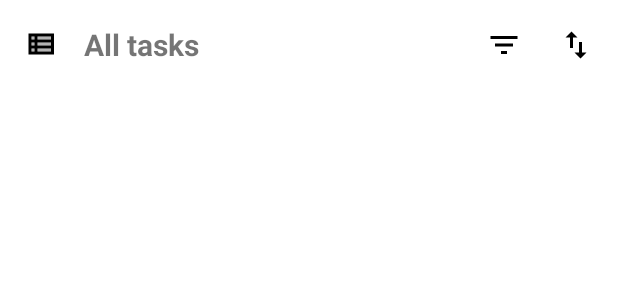
After one commit to paulsoja/135todo, an Android app: the layout toolbar_backlog.xml on its own in the app's theme, with its tools: preview values and no code run, on a phone screen of 412 x 824 dp. The commit adds this screen. Shown: the top 300 px of the screen. Run offline under Robolectric (Android 15) with nearby library versions, the phone set to English and light mode, and no system bars.

Commit message:
backlog in progress...

```diff
--- a/app/src/main/java/com/paulsoia/todo135/business/model/task/Task.kt
+++ b/app/src/main/java/com/paulsoia/todo135/business/model/task/Task.kt
@@ -6,5 +6,6 @@ data class Task(
     val message: String,
     val tag: String,
     val category: String,
-    val level: String
+    val level: String,
+    var isComplete: Boolean = false
 )
--- a/app/src/main/java/com/paulsoia/todo135/business/repository/TaskRepository.kt
+++ b/app/src/main/java/com/paulsoia/todo135/business/repository/TaskRepository.kt
@@ -10,6 +10,8 @@ interface TaskRepository {
 
     suspend fun removeTask(taskId: Long)
 
+    suspend fun getAllTasks(): Result<List<Task>>
+
     suspend fun getTasksByDate(date: String): Result<List<Task>>
 
 }
--- a/app/src/main/java/com/paulsoia/todo135/presentation/di/useCasesModule.kt
+++ b/app/src/main/java/com/paulsoia/todo135/presentation/di/useCasesModule.kt
@@ -1,5 +1,6 @@
 package com.paulsoia.todo135.presentation.di
 
+import com.paulsoia.todo135.business.interactor.GetAllTasksUseCase
 import com.paulsoia.todo135.business.interactor.GetTaskByDateUseCase
 import com.paulsoia.todo135.business.interactor.SaveTaskUseCase
 import org.koin.dsl.module
@@ -7,4 +8,5 @@ import org.koin.dsl.module
 val useCasesModule = module {
     factory { SaveTaskUseCase(get()) }
     factory { GetTaskByDateUseCase(get()) }
+    factory { GetAllTasksUseCase(get()) }
 }
--- a/app/src/main/java/com/paulsoia/todo135/presentation/di/viewModelModule.kt
+++ b/app/src/main/java/com/paulsoia/todo135/presentation/di/viewModelModule.kt
@@ -1,5 +1,6 @@
 package com.paulsoia.todo135.presentation.di
 
+import com.paulsoia.todo135.presentation.ui.backlog_flow.backlog.BacklogViewModel
 import com.paulsoia.todo135.presentation.ui.todo_flow.todo.TodoViewModel
 import com.paulsoia.todo135.presentation.ui.todo_flow.todo.dialog.TaskViewModel
 import com.paulsoia.todo135.presentation.ui.todo_flow.todo.items.TodoItemViewModel
@@ -10,4 +11,5 @@ val viewModelModule = module {
     viewModel { TodoViewModel(get()) }
     viewModel { TaskViewModel(get()) }
     viewModel { TodoItemViewModel(get()) }
+    viewModel { BacklogViewModel(get()) }
 }
--- /dev/null
+++ b/app/src/main/res/drawable/ic_all_list.xml
@@ -0,0 +1,22 @@
+<?xml version="1.0" encoding="utf-8"?>
+<vector xmlns:android="http://schemas.android.com/apk/res/android"
+    android:width="24dp"
+    android:height="24dp"
+    android:viewportWidth="24"
+    android:viewportHeight="24">
+
+    <path
+        android:fillAlpha=".87"
+        android:strokeAlpha=".87"
+        android:strokeWidth="1"
+        android:pathData="M0 0h24v24H0V0z" />
+    <path
+        android:fillColor="#000000"
+        android:fillAlpha=".3"
+        android:strokeAlpha=".3"
+        android:strokeWidth="1"
+        android:pathData="M5 11h2v2H5zm0 4h2v2H5zm0-8h2v2H5zm4 0h9v2H9zm0 8h9v2H9zm0-4h9v2H9z" />
+    <path
+        android:fillColor="#000000"
+        android:pathData="M3 5v14h17V5H3zm4 12H5v-2h2v2zm0-4H5v-2h2v2zm0-4H5V7h2v2zm11 8H9v-2h9v2zm0-4H9v-2h9v2zm0-4H9V7h9v2z" />
+</vector>
--- /dev/null
+++ b/app/src/main/res/drawable/ic_filter.xml
@@ -0,0 +1,13 @@
+<?xml version="1.0" encoding="utf-8"?>
+<vector xmlns:android="http://schemas.android.com/apk/res/android"
+    android:width="24dp"
+    android:height="24dp"
+    android:viewportWidth="24"
+    android:viewportHeight="24">
+
+    <path
+        android:pathData="M0 0h24v24H0V0z" />
+    <path
+        android:fillColor="#000000"
+        android:pathData="M10 18h4v-2h-4v2zM3 6v2h18V6H3zm3 7h12v-2H6v2z" />
+</vector>
--- /dev/null
+++ b/app/src/main/res/drawable/ic_sort.xml
@@ -0,0 +1,13 @@
+<?xml version="1.0" encoding="utf-8"?>
+<vector xmlns:android="http://schemas.android.com/apk/res/android"
+    android:width="24dp"
+    android:height="24dp"
+    android:viewportWidth="24"
+    android:viewportHeight="24">
+
+    <path
+        android:pathData="M0 0h24v24H0V0z" />
+    <path
+        android:fillColor="#000000"
+        android:pathData="M16 17.01V10h-2v7.01h-3L15 21l4-3.99h-3zM9 3L5 6.99h3V14h2V6.99h3L9 3z" />
+</vector>
--- /dev/null
+++ b/app/src/main/res/layout/toolbar_backlog.xml
@@ -0,0 +1,50 @@
+<?xml version="1.0" encoding="utf-8"?>
+<androidx.constraintlayout.widget.ConstraintLayout xmlns:android="http://schemas.android.com/apk/res/android"
+    xmlns:tools="http://schemas.android.com/tools"
+    xmlns:app="http://schemas.android.com/apk/res-auto"
+    android:orientation="horizontal"
+    android:id="@+id/toolbar"
+    android:layout_width="match_parent"
+    android:layout_height="wrap_content">
+
+    <TextView
+        android:id="@+id/tvToday"
+        android:layout_width="wrap_content"
+        android:layout_height="wrap_content"
+        android:gravity="center"
+        android:padding="16dp"
+        android:textSize="20sp"
+        android:textStyle="bold"
+        android:drawableStart="@drawable/ic_all_list"
+        app:layout_constraintTop_toTopOf="parent"
+        app:layout_constraintStart_toStartOf="parent"
+        android:drawablePadding="16dp"
+        android:text="All tasks" />
+
+    <ImageView
+        android:id="@+id/ivSort"
+        android:layout_width="@dimen/default_ripple_btn_size"
+        android:layout_height="@dimen/default_ripple_btn_size"
+        android:background="@drawable/bg_default_oval_ripple"
+        android:layout_margin="@dimen/default_half_margin"
+        android:padding="@dimen/default_half_margin"
+        app:layout_constraintEnd_toEndOf="parent"
+        app:layout_constraintTop_toTopOf="parent"
+        app:layout_constraintBottom_toBottomOf="parent"
+        android:src="@drawable/ic_sort"
+        tools:ignore="ContentDescription" />
+
+    <ImageView
+        android:id="@+id/ivFilter"
+        android:layout_width="@dimen/default_ripple_btn_size"
+        android:layout_height="@dimen/default_ripple_btn_size"
+        android:layout_margin="@dimen/default_half_margin"
+        android:background="@drawable/bg_default_oval_ripple"
+        android:padding="@dimen/default_half_margin"
+        app:layout_constraintEnd_toStartOf="@+id/ivSort"
+        app:layout_constraintTop_toTopOf="parent"
+        app:layout_constraintBottom_toBottomOf="parent"
+        android:src="@drawable/ic_filter"
+        tools:ignore="ContentDescription" />
+
+</androidx.constraintlayout.widget.ConstraintLayout>
```
Also changed, not shown: app/src/main/java/com/paulsoia/todo135/business/interactor/GetAllTasksUseCase.kt (added, +21 -0 lines), app/src/main/java/com/paulsoia/todo135/data/repository/TaskDataRepository.kt (+10 -0 lines), app/src/main/java/com/paulsoia/todo135/presentation/ui/backlog_flow/backlog/BacklogFragment.kt (+41 -0 lines), app/src/main/java/com/paulsoia/todo135/presentation/ui/backlog_flow/backlog/BacklogViewModel.kt (added, +30 -0 lines), app/src/main/java/com/paulsoia/todo135/presentation/ui/backlog_flow/backlog/list/BacklogTaskAdapter.kt (added, +40 -0 lines), app/src/main/java/com/paulsoia/todo135/presentation/ui/backlog_flow/backlog/list/MarginItemDecoration.kt (added, +18 -0 lines), app/src/main/res/drawable/bg_default_ripple.xml (added, +9 -0 lines), app/src/main/res/layout/fragment_backlog.xml (+18 -6 lines), app/src/main/res/layout/item_task.xml (added, +46 -0 lines).
